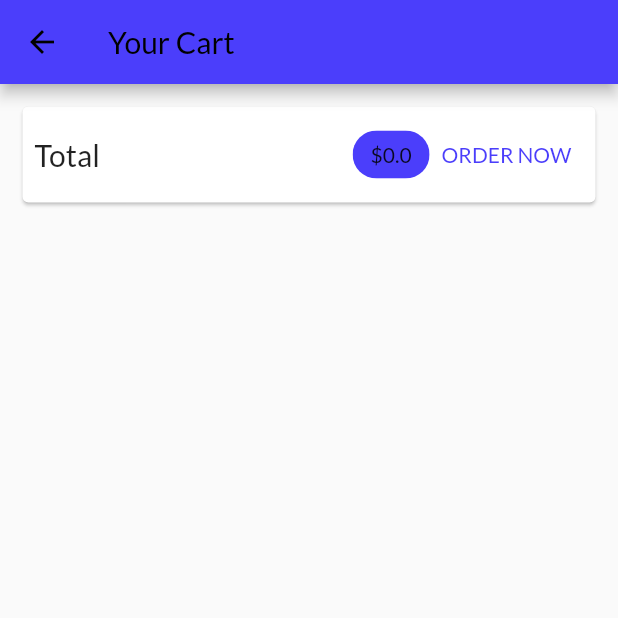
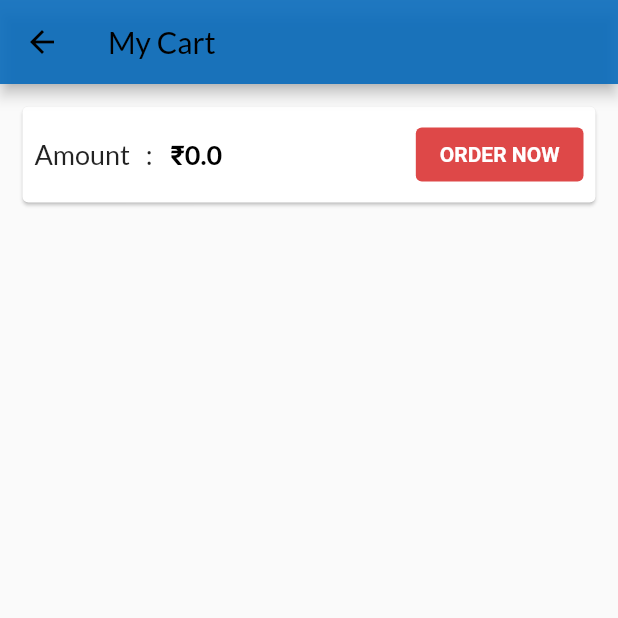
Before and after one commit to kartikpachori/ShopApp, a Flutter app: the CartScreen screen opened by its route, on a phone screen of 412 x 824 dp, the top half of it. Run offline on Flutter 3.47's test engine with Material 2 defaults, Android fonts, the phone set to English and light mode, and no system bars; network calls fail.

```diff
--- a/lib/main.dart
+++ b/lib/main.dart
@@ -26,10 +26,9 @@ class MyApp extends StatelessWidget {
         title: 'MyShop',
         theme: ThemeData(
           primarySwatch: Colors.lightBlue,
-          accentColor: Colors.deepOrange,
           fontFamily: 'Lato',
           appBarTheme: AppBarTheme(
-            color: Color.fromARGB(255, 75, 62, 251),
+            color: Color.fromARGB(229, 7, 106, 187),
           ),
         ),
         home: ProductsOverviewScreen(),
--- a/lib/screens/cart_screen.dart
+++ b/lib/screens/cart_screen.dart
@@ -11,7 +11,7 @@ class CartScreen extends StatelessWidget {
     final cart = Provider.of<Cart>(context);
     return Scaffold(
       appBar: AppBar(
-        title: Text('Your Cart'),
+        title: Text('My Cart'),
       ),
       body: Column(
         children: <Widget>[
@@ -23,35 +23,43 @@ class CartScreen extends StatelessWidget {
                 mainAxisAlignment: MainAxisAlignment.spaceBetween,
                 children: <Widget>[
                   Text(
-                    'Total',
+                    'Amount   :',
                     style: TextStyle(
-                      fontSize: 20,
+                      fontSize: 18,
                     ),
                   ),
                   SizedBox(
-                    width: 10,
+                    width: 12,
                   ),
+                  Text(
+                    '\u{20B9}${cart.totalAmount}',
+                    style: TextStyle(
+                      color: Colors.black,
+                      fontWeight: FontWeight.bold,
+                      fontSize: 18,
+                    ),
+                  ),
+                  //backgroundColor: Color.fromARGB(255, 245, 105, 95),
+
                   Spacer(),
-                  Chip(
-                    label: Text(
-                      '\$${cart.totalAmount}',
-                      style: TextStyle(
-                          color: Theme.of(context)
-                              .primaryTextTheme
-                              .titleLarge!
-                              .color),
-                    ),
-                    backgroundColor: Color.fromARGB(255, 75, 62, 251),
-                  ),
-                  TextButton(
+                  ElevatedButton(
                     style: ButtonStyle(
                       foregroundColor: MaterialStateProperty.all<Color>(
-                        Color.fromARGB(255, 75, 62, 251),
+                        Colors.white,
                       ),
+                      textStyle: MaterialStateProperty.all<TextStyle>(
+                        TextStyle(
+                          fontWeight: FontWeight.bold,
+                        ),
+                      ),
+                      backgroundColor: MaterialStateProperty.all<Color>(
+                        Color.fromARGB(206, 214, 28, 28),
+                      ),
+                      elevation: MaterialStateProperty.all<double>(0),
                     ),
                     onPressed: () {},
                     child: Text('ORDER NOW'),
-                  )
+                  ),
                 ],
               ),
             ),
@@ -64,6 +72,7 @@ class CartScreen extends StatelessWidget {
               itemCount: cart.items.length,
               itemBuilder: (ctx, i) => CartItem(
                   cart.items.values.toList()[i].id,
+                  cart.items.keys.toList()[i],
                   cart.items.values.toList()[i].price,
                   cart.items.values.toList()[i].quantity,
                   cart.items.values.toList()[i].title),
--- a/lib/widgets/badge.dart
+++ b/lib/widgets/badge.dart
@@ -26,7 +26,7 @@ class Badge extends StatelessWidget {
             // color: Theme.of(context).accentColor,
             decoration: BoxDecoration(
               borderRadius: BorderRadius.circular(10.0),
-              color: color != null ? color : Theme.of(context).accentColor,
+              color: color != null ? color : Color.fromARGB(241, 255, 217, 103),
             ),
             constraints: BoxConstraints(
               minWidth: 16,
--- a/pubspec.yaml
+++ b/pubspec.yaml
@@ -30,6 +30,10 @@ environment:
 dependencies:
   flutter:
     sdk: flutter
+  flutter_launcher_icons: "^0.13.1"
+flutter_launcher_icons:
+  android: "launcher_icon"
+  image_path: "assets/icon/shopicon.png"
 
 
   # The following adds the Cupertino Icons font to your application.
```
Also changed, not shown: lib/providers/cart.dart (+5 -2 lines), lib/screens/products_overview_screen.dart (+9 -1 lines), lib/widgets/cart_item.dart (+28 -3 lines), lib/widgets/product_item.dart (+3 -4 lines), assets/icon/shopicon.png (added), pubspec.lock, 28 other files.
